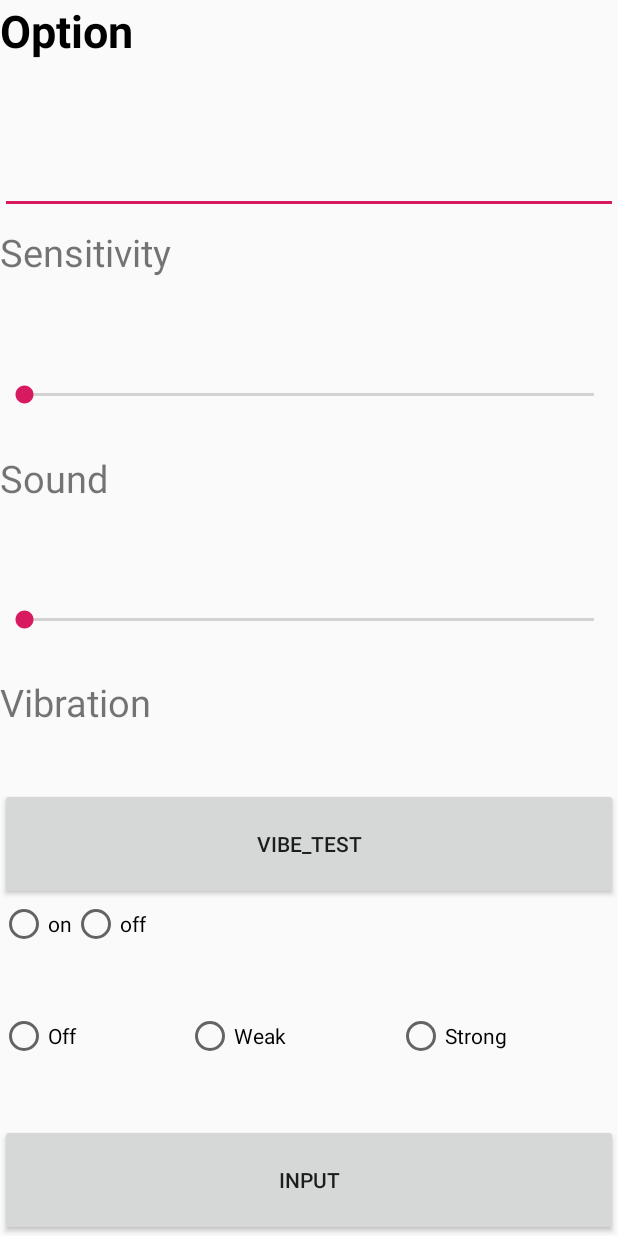
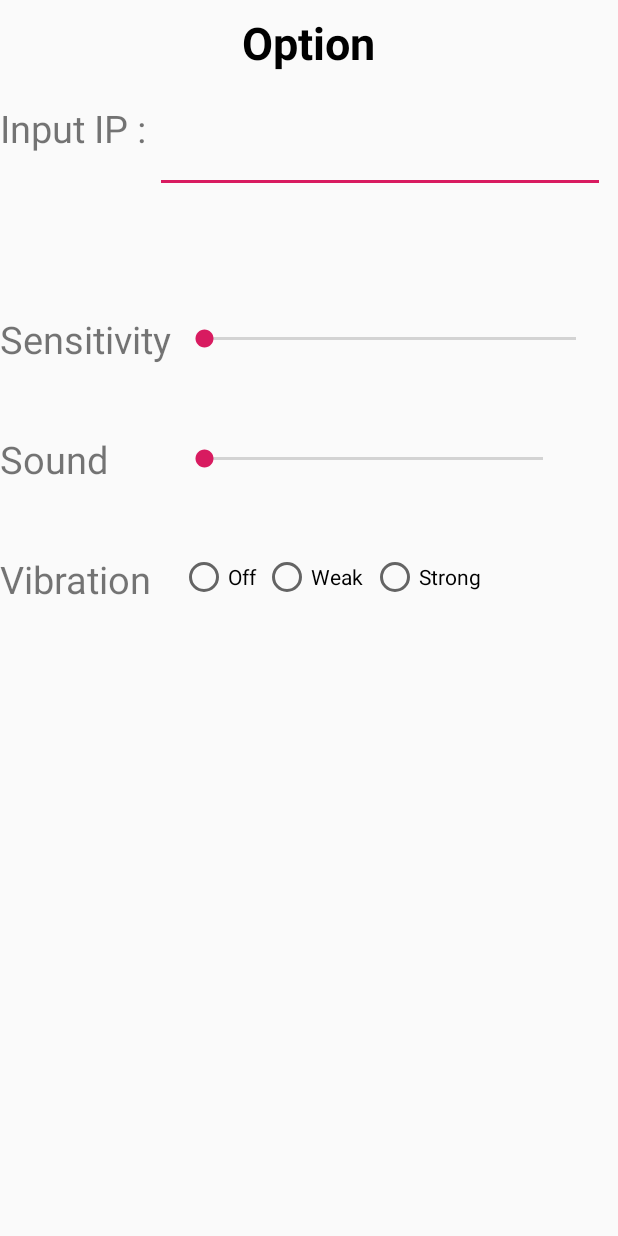
Before and after one commit to Jiseokmin/HurryUp, an Android app: the layout activity_option.xml on its own in the app's theme, with its tools: preview values and no code run, on a phone screen of 412 x 824 dp. Run offline under Robolectric (Android 15) with nearby library versions, the phone set to English and light mode, and no system bars.

Commit message:
Update activity_option.xml

```diff
--- a/app/src/main/res/layout/activity_option.xml
+++ b/app/src/main/res/layout/activity_option.xml
@@ -1,107 +1,105 @@
 <?xml version="1.0" encoding="utf-8"?>
-<LinearLayout
-    xmlns:android="http://schemas.android.com/apk/res/android"
-    xmlns:tools="http://schemas.android.com/tools"
+<LinearLayout xmlns:android="http://schemas.android.com/apk/res/android"
+    xmlns:app="http://schemas.android.com/apk/res-auto"
     android:layout_width="match_parent"
     android:layout_height="match_parent"
     android:orientation="vertical"
-    tools:context=".OptionActivity">
-
+    >
     <TextView
         android:id="@+id/toolbar_title"
-        android:layout_width="match_parent"
-        android:layout_height="match_parent"
-        android:layout_weight="1"
-        android:layout_gravity="center_horizontal"
+        android:layout_width="wrap_content"
+        android:layout_height="wrap_content"
+        android:layout_gravity="center"
+        android:layout_marginStart="8dp"
+        android:layout_marginTop="8dp"
+        android:layout_marginEnd="8dp"
         android:text="Option"
         android:textColor="#000000"
         android:textSize="30dp"
-        android:textStyle="bold" />
+        android:textStyle="bold"
+        app:layout_constraintEnd_toEndOf="parent"
+        app:layout_constraintStart_toStartOf="parent"
+        app:layout_constraintTop_toTopOf="parent" />
+
+    <LinearLayout
+        android:layout_width="wrap_content"
+        android:layout_height="wrap_content"
+        android:orientation="horizontal">
+        <TextView
+            android:layout_width="wrap_content"
+            android:layout_height="wrap_content"
+            android:text="Input IP : "
+            android:textSize="25dp" />
 
         <EditText
-        android:id="@+id/editText_ip_address"
+            android:id="@+id/input_ip"
+            android:layout_width="300dp"
+            android:layout_height="80dp" />
+
+    </LinearLayout>
+    <LinearLayout
+        android:layout_width="wrap_content"
+        android:layout_height="80dp"
+        android:orientation="horizontal">
+
+
+
+    </LinearLayout>
+    <LinearLayout
         android:layout_width="match_parent"
-        android:layout_height="match_parent"
-        android:layout_weight="1"
-        android:layout_gravity="center_horizontal"
-        android:layout_marginTop="8dp"
-        android:layout_marginBottom="8dp"/>
+        android:layout_height="80dp"
+        android:orientation="horizontal">
 
         <TextView
             android:id="@+id/sensitivity_text"
-        android:layout_width="match_parent"
-        android:layout_height="match_parent"
-        android:layout_weight="1"
+            android:layout_width="120dp"
+            android:layout_height="35dp"
             android:text="Sensitivity"
-        android:textSize="25dp"/>
+            android:textSize="25dp" />
 
         <SeekBar
             android:id="@+id/seekBar_sense"
+            android:layout_width="280dp"
+            android:layout_height="35dp" />
+
+    </LinearLayout>
+
+    <LinearLayout
         android:layout_width="match_parent"
-        android:layout_height="match_parent"
-        android:layout_weight="1" />
+        android:layout_height="80dp"
+        android:orientation="horizontal">
 
         <TextView
             android:id="@+id/sound_text"
-        android:layout_width="match_parent"
-        android:layout_height="match_parent"
-        android:layout_weight="1"
+            android:layout_width="120dp"
+            android:layout_height="35dp"
             android:text="Sound"
             android:textSize="25dp" />
 
         <SeekBar
             android:id="@+id/seekBar_sound"
+            android:layout_width="258dp"
+            android:layout_height="35dp" />
+
+    </LinearLayout>
+
+    <LinearLayout
         android:layout_width="match_parent"
-        android:layout_height="match_parent"
-        android:layout_weight="1" />
+        android:layout_height="80dp"
+        android:orientation="horizontal">
 
         <TextView
             android:id="@+id/vibration_text"
-        android:layout_width="match_parent"
-        android:layout_height="match_parent"
-        android:layout_weight="1"
+            android:layout_width="120dp"
+            android:layout_height="35dp"
             android:text="Vibration"
             android:textSize="25dp" />
 
-    <Button
-        android:id="@+id/btn_test"
-        android:layout_width="match_parent"
-        android:layout_height="match_parent"
-        android:layout_weight="1"
-        android:text="vibe_TEST" />
-
-    <RadioGroup
-        android:id="@+id/radioGroup"
-        android:layout_width="match_parent"
-        android:layout_height="match_parent"
-        android:orientation="horizontal"
-        android:layout_weight="1" >
-
-        <RadioButton
-            android:id="@+id/radioButton01"
-            android:layout_width="wrap_content"
-            android:layout_height="wrap_content"
-            android:text="on"
-            tools:layout_editor_absoluteX="16dp"
-            tools:layout_editor_absoluteY="443dp" />
-
-        <RadioButton
-            android:id="@+id/radioButton02"
-            android:layout_width="wrap_content"
-            android:layout_height="wrap_content"
-            android:text="off"
-            tools:layout_editor_absoluteX="16dp"
-            tools:layout_editor_absoluteY="411dp" />
-
-
-    </RadioGroup>
-
         <RadioGroup
             android:id="@+id/Group_vib"
-        android:layout_width="match_parent"
-        android:layout_height="match_parent"
-        android:layout_weight="1"
-        android:orientation="horizontal" >
+            android:layout_width="206dp"
+            android:layout_height="35dp"
+            android:orientation="horizontal">
 
             <RadioButton
                 android:id="@+id/rbt_off"
@@ -126,10 +124,6 @@
 
         </RadioGroup>
 
-    <Button
-        android:id="@+id/btn_input"
-        android:layout_width="match_parent"
-        android:layout_height="match_parent"
-        android:layout_weight="1"
-        android:text="input" />
     </LinearLayout>
+
+</LinearLayout>
```
Lines whose indentation alone changed are shown as unchanged.
